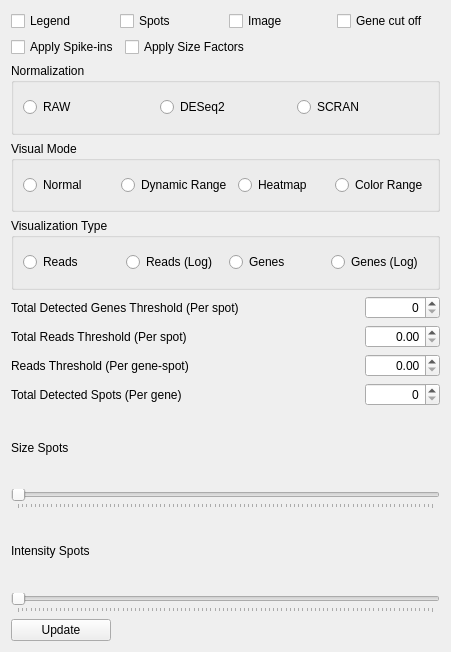
Above: assets/ui/SettingsWidget.ui from jfnavarro/st_viewer before the change. Below: the same form after it.
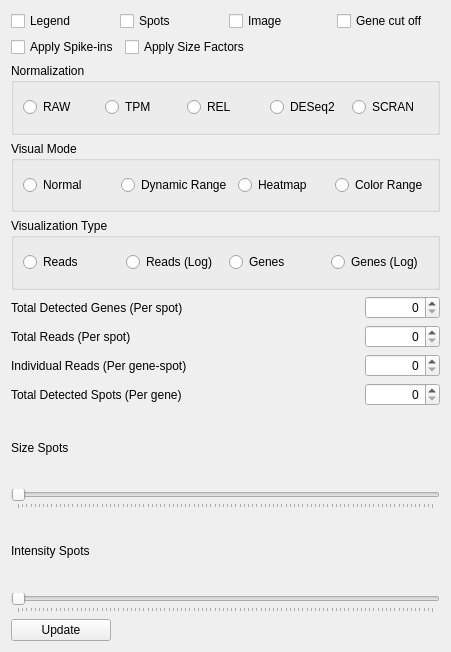
That is the form after the change.

Commit message: Changed rendering so to take into account all the thresholds

Diff of the .ui file:
```diff
--- a/assets/ui/SettingsWidget.ui
+++ b/assets/ui/SettingsWidget.ui
@@ -45,6 +45,20 @@
         </property>
        </widget>
       </item>
+      <item>
+       <widget class="QRadioButton" name="normalization_tpm">
+        <property name="text">
+         <string>TPM</string>
+        </property>
+       </widget>
+      </item>
+      <item>
+       <widget class="QRadioButton" name="normalization_rel">
+        <property name="text">
+         <string>REL</string>
+        </property>
+       </widget>
+      </item>
       <item>
        <widget class="QRadioButton" name="normalization_deseq">
         <property name="text">
@@ -176,7 +190,7 @@
      <item>
       <widget class="QLabel" name="label_2">
        <property name="text">
-        <string>Total Reads Threshold (Per spot)</string>
+        <string>Total Reads (Per spot)</string>
        </property>
       </widget>
      </item>
@@ -194,7 +208,7 @@
       </spacer>
      </item>
      <item>
-      <widget class="QDoubleSpinBox" name="reads_threshold">
+      <widget class="QSpinBox" name="reads_threshold">
        <property name="minimumSize">
         <size>
          <width>75</width>
@@ -282,7 +296,7 @@
      <item>
       <widget class="QLabel" name="label_4">
        <property name="text">
-        <string>Reads Threshold (Per gene-spot)</string>
+        <string>Individual Reads (Per gene-spot)</string>
        </property>
       </widget>
      </item>
@@ -300,7 +314,7 @@
       </spacer>
      </item>
      <item>
-      <widget class="QDoubleSpinBox" name="individual_reads_threshold">
+      <widget class="QSpinBox" name="individual_reads_threshold">
        <property name="minimumSize">
         <size>
          <width>75</width>
@@ -325,7 +339,7 @@
      <item>
       <widget class="QLabel" name="label">
        <property name="text">
-        <string>Total Detected Genes Threshold (Per spot)</string>
+        <string>Total Detected Genes (Per spot)</string>
        </property>
       </widget>
      </item>
```
The commit also changes 10 other files.
